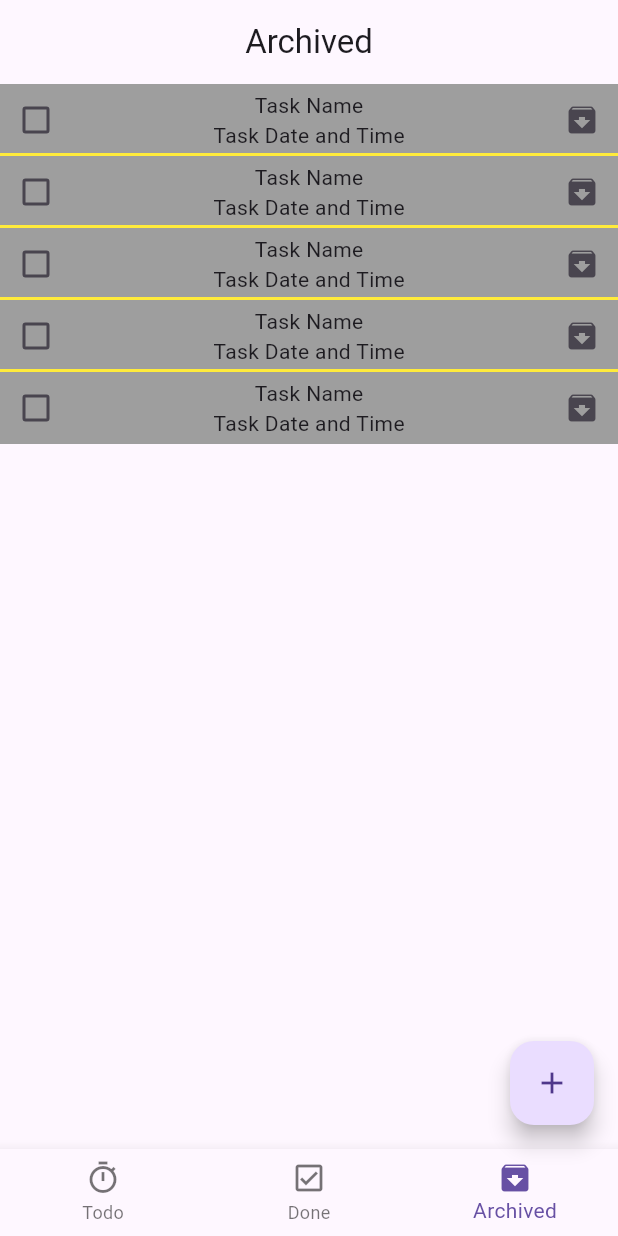
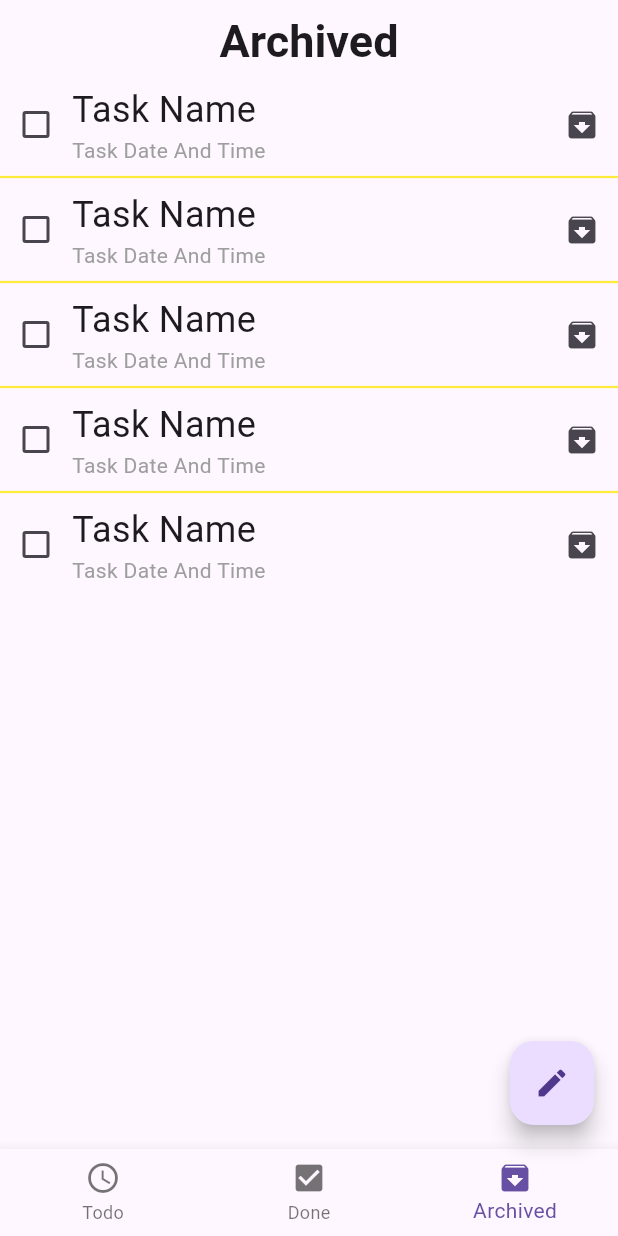
Before and after one commit to J3Unknown/msp-flutter, a Flutter app: the screen it shows after launch, item 3 of the bottom bar chosen, after a tap on the "archive" icon, on a phone screen of 412 x 824 dp. Run offline on Flutter 3.47's test engine with Material 3 defaults, Android fonts, the phone set to English and light mode, and no system bars; our stand-ins replace bloc, flutter_bloc.

Commit message:
Todo List Part2

```diff
--- /dev/null
+++ b/devtools_options.yaml
@@ -0,0 +1,3 @@
+description: This file stores settings for Dart & Flutter DevTools.
+documentation: https://docs.flutter.dev/tools/devtools/extensions#configure-extension-enablement-states
+extensions:
--- /dev/null
+++ b/lib/layout/todo_layout/cubit/todo_cubit.dart
@@ -0,0 +1,45 @@
+import 'package:flutter/material.dart';
+import 'package:flutter_bloc/flutter_bloc.dart';
+import 'package:msp_project/layout/todo_layout/cubit/todo_states.dart';
+
+import '../../../modules/todo_app/todo_archived_screen.dart';
+import '../../../modules/todo_app/todo_done_screen.dart';
+import '../../../modules/todo_app/todo_screen.dart';
+
+class TodoCubit extends Cubit<TodoStates>{
+  TodoCubit() : super(TodoInitialState());
+  static TodoCubit get(context) => BlocProvider.of(context);
+
+
+  int currentIndex = 0;
+  IconData fabIcon = Icons.edit;
+  bool isBottomSheetShown = false;
+
+  final List<Widget> screens = [
+    TodoScreen(),
+    TodoDoneScreen(),
+    TodoArchivedScreen()
+  ];
+
+  final List<String> titles = [
+    'Todo',
+    'Done',
+    'Archived'
+  ];
+
+  void changeBottomNavBarIndex(int index){
+    currentIndex = index;
+    emit(TodoBottomNavBarChangeIndexState());
+  }
+
+  void changeBottomSheetState({IconData icon = Icons.edit, bool isBottomShown = false}){
+    fabIcon = icon;
+    isBottomSheetShown = isBottomShown;
+    emit(TodoChangeBottomSheetState());
+  }
+
+  void changeDismissibleState(){
+    print(state);
+    emit(TodoChangeDismissibleState());
+  }
+}
--- /dev/null
+++ b/lib/layout/todo_layout/cubit/todo_states.dart
@@ -0,0 +1,9 @@
+abstract class TodoStates{}
+
+class TodoInitialState extends TodoStates{}
+
+class TodoBottomNavBarChangeIndexState extends TodoStates{}
+
+class TodoChangeBottomSheetState extends TodoStates{}
+
+class TodoChangeDismissibleState extends TodoStates{}
--- a/lib/layout/todo_layout/todo_layout_screen.dart
+++ b/lib/layout/todo_layout/todo_layout_screen.dart
@@ -1,125 +1,175 @@
 import 'package:flutter/material.dart';
-import 'package:msp_project/modules/todo_app/todo_archived_screen.dart';
-import 'package:msp_project/modules/todo_app/todo_done_screen.dart';
-import 'package:msp_project/modules/todo_app/todo_screen.dart';
+import 'package:flutter_bloc/flutter_bloc.dart';
+import 'package:intl/intl.dart';
+import 'package:msp_project/layout/todo_layout/cubit/todo_cubit.dart';
+import 'package:msp_project/layout/todo_layout/cubit/todo_states.dart';
 
 class TodoLayoutScreen extends StatefulWidget {
-  TodoLayoutScreen({super.key});
+  const TodoLayoutScreen({super.key});
 
   @override
   State<TodoLayoutScreen> createState() => _TodoLayoutScreenState();
 }
 
 class _TodoLayoutScreenState extends State<TodoLayoutScreen> {
-  int currentIndex = 0;
+
   final GlobalKey<ScaffoldState> _scaffoldKey = GlobalKey<ScaffoldState>();
-  List<String> titles = [
-    'Todo',
-    'Done',
-    'Archived'
-  ];
-  List<Widget> screens = [
-    TodoScreen(),
-    TodoDoneScreen(),
-    TodoArchivedScreen()
-  ];
+  final GlobalKey<FormState> _formKey = GlobalKey<FormState>();
 
-  final TextEditingController _TaskTitleController = TextEditingController();
-  final TextEditingController _TaskDateController = TextEditingController();
-  final TextEditingController _TaskTimeController = TextEditingController();
+  final TextEditingController _taskTitleController = TextEditingController();
+  final TextEditingController _taskDateController = TextEditingController();
+  final TextEditingController _taskTimeController = TextEditingController();
+
 
   @override
   Widget build(BuildContext context) {
+    return BlocProvider(
+      create: (context) => TodoCubit(),
+      child: BlocConsumer<TodoCubit, TodoStates>(
+        listener: (context, state){
+          //TODO: Add pop for Bottom Navigation Bar After Adding New Task
+        },
+        builder: (context, state) {
+          TodoCubit cubit = TodoCubit.get(context);
           return Scaffold(
           key: _scaffoldKey,
           appBar: AppBar(
-        title: Text(titles[currentIndex]),
+            title: Text(cubit.titles[cubit.currentIndex], style: TextStyle(fontWeight: FontWeight.bold, fontSize: 30),),
             centerTitle: true,
           ),
-      body: screens[currentIndex],
+          body: cubit.screens[cubit.currentIndex],
           bottomNavigationBar: BottomNavigationBar(
-        currentIndex: currentIndex,
+            currentIndex: cubit.currentIndex,
             items: [
-          BottomNavigationBarItem(icon: Icon(Icons.timer_sharp,), label: 'Todo'),
-          BottomNavigationBarItem(icon: Icon(Icons.check_box_outlined), label: 'Done'),
+              BottomNavigationBarItem(icon: Icon(Icons.access_time_outlined), label: 'Todo'),
+              BottomNavigationBarItem(icon: Icon(Icons.check_box), label: 'Done'),
               BottomNavigationBarItem(icon: Icon(Icons.archive), label: 'Archived'),
             ],
-        onTap: (newValue){
-          setState(() {
-            currentIndex = newValue;
-          });
+            onTap: (newIndex){
+              cubit.changeBottomNavBarIndex(newIndex);
             },
           ),
           floatingActionButton: FloatingActionButton(
-        child: Icon(Icons.add),
             onPressed: (){
-          _scaffoldKey.currentState!.showBottomSheet(
-            (context) => _bottomSheetBuilder(),
-          );
+              if(cubit.isBottomSheetShown){
+                if(_formKey.currentState!.validate()){
+                  print('validated');
                 }
-      ),
-    );
-  }
-
-  Widget _bottomSheetBuilder(){
-    return Container(
-      padding: EdgeInsets.all(20),
+                print('Bottom Sheet is Visible');
+              } else{
+                _scaffoldKey.currentState!.showBottomSheet((context)=>Container(
                 height: 300,
+                padding: EdgeInsets.all(35),
                 child: Form(
+                  key: _formKey,
                   child: Column(
                     children: [
+                      //TODO: add it to component file
                       TextFormField(
-              controller: _TaskTitleController,
+                        controller: _taskTitleController,
+                        keyboardType: TextInputType.text,
                         decoration: InputDecoration(
-                label: Text('Task Title'),
+                          hintText: 'Task Title',
                           enabledBorder: OutlineInputBorder(
-                  borderRadius: BorderRadius.circular(10)
+                            borderRadius: BorderRadius.circular(10),
                           ),
                           focusedBorder: OutlineInputBorder(
-                    borderRadius: BorderRadius.circular(10)
+                            borderRadius: BorderRadius.circular(10),
+                            borderSide: BorderSide(color: Colors.blue)
                           ),
-                prefixIcon: Icon(Icons.text_format),
+                          prefixIcon: Icon(Icons.abc),
                         ),
-              keyboardType: TextInputType.text,
+                        validator: (value){
+                          if(value == null || value.isEmpty){
+                            return 'This field must not be empty';
+                          }
+                          return null;
+                        },
                       ),
                       SizedBox(height: 20,),
-            TextFormField(
-              controller: _TaskDateController,
+                      InkWell(
+                        onTap: () {
+                          showDatePicker(context: context, firstDate: DateTime.now(), lastDate: DateTime.parse('2027-12-31')).then((value){
+                            if(value != null){
+                              _taskDateController.text = DateFormat.yMMMd().format(value);
+                            }
+                          });
+                        },
+                        child: AbsorbPointer(
+                          child: TextFormField(
+                            controller: _taskDateController,
+                            keyboardType: TextInputType.none,
                             decoration: InputDecoration(
-                label: Text('Task Date'),
+                              hintText: 'Task Date',
                               enabledBorder: OutlineInputBorder(
-                    borderRadius: BorderRadius.circular(10)
+                                borderRadius: BorderRadius.circular(10),
                               ),
                               focusedBorder: OutlineInputBorder(
-                    borderRadius: BorderRadius.circular(10)
+                                  borderRadius: BorderRadius.circular(10),
+                                  borderSide: BorderSide(color: Colors.blue)
                               ),
                               prefixIcon: Icon(Icons.date_range),
                             ),
-              keyboardType: TextInputType.datetime,
-              onTap: () async {
-                _TaskDateController.text = await showDatePicker(context: context, firstDate: DateTime.now(), lastDate: DateTime(2027)).toString();
+                            validator: (value){
+                              if(value == null || value.isEmpty){
+                                return 'This field must not be empty';
+                              }
+                              return null;
                             },
                           ),
+                        ),
+                      ),
                       SizedBox(height: 20,),
-            TextFormField(
-              controller: _TaskTimeController,
+                      InkWell(
+                        onTap: () {
+                          showTimePicker(context: context, initialTime: TimeOfDay.now()).then((value){
+                            if(value != null){
+                              _taskTimeController.text = value.format(context).toString();
+                            }
+                          });
+                        },
+                        //TODO: add it to component file
+                        child: AbsorbPointer(
+                          child: TextFormField(
+                            controller: _taskTimeController,
+                            keyboardType: TextInputType.none,
                             decoration: InputDecoration(
-                label: Text('Task Time'),
+                              hintText: 'Task Time',
                               enabledBorder: OutlineInputBorder(
-                  borderRadius: BorderRadius.circular(10)
+                                borderRadius: BorderRadius.circular(10),
                               ),
                               focusedBorder: OutlineInputBorder(
-                  borderRadius: BorderRadius.circular(10)
+                                  borderRadius: BorderRadius.circular(10),
+                                  borderSide: BorderSide(color: Colors.blue)
                               ),
                               prefixIcon: Icon(Icons.timer),
                             ),
-              keyboardType: TextInputType.datetime,
-              onTap: () async{
-                _TaskTimeController.text = await showTimePicker(context: context, initialTime: TimeOfDay.now()).toString();
+                            validator: (value){
+                              if(value == null || value.isEmpty){
+                                return 'This field must not be empty';
+                              }
+                              return null;
                             },
                           ),
+                        ),
+                      ),
+                      SizedBox(height: 20,),
                     ],
                   ),
+                ),
+              )).closed.then((value){
+                cubit.changeBottomSheetState(icon: Icons.edit);
+                _taskTitleController.clear();
+                _taskDateController.clear();
+                _taskTimeController.clear();
+              });
+                cubit.changeBottomSheetState(icon: Icons.add, isBottomShown: true);
+              }
+            },
+            child: Icon(cubit.fabIcon),
+          ),
+        );
+        },
       ),
     );
   }
--- a/lib/main.dart
+++ b/lib/main.dart
@@ -1,9 +1,12 @@
+import 'package:bloc/bloc.dart';
 import 'package:flutter/material.dart';
 import 'package:msp_project/layout/todo_layout/todo_layout_screen.dart';
 import 'package:msp_project/modules/bmi_calculator/bmi_calculator_screen.dart';
 import 'package:msp_project/modules/todo_app/todo_screen.dart';
-
+import 'package:msp_project/shared/bloc_observer.dart';
 void main() {
+  WidgetsFlutterBinding.ensureInitialized();
+  Bloc.observer = MyBlocObserver();
   runApp(const MyApp());
 }
 
@@ -15,7 +18,7 @@ class MyApp extends StatelessWidget {
   Widget build(BuildContext context) {
     return MaterialApp(
       debugShowCheckedModeBanner: false,
-      home: TodoLayoutScreen() ,
+      home: TodoLayoutScreen(),
     );
   }
 }
--- a/lib/modules/bmi_calculator/bmi_result_screen.dart
+++ b/lib/modules/bmi_calculator/bmi_result_screen.dart
@@ -80,7 +80,7 @@ class BmiResultScreen extends StatelessWidget {
               SizedBox(
                 width: double.infinity,
                 child: ElevatedButton(
-                  onPressed: (){},
+                  onPressed: () => Navigator.pop(context),
                   style: ElevatedButton.styleFrom(
                     shape: RoundedRectangleBorder(
                       borderRadius: BorderRadius.circular(10),
--- a/lib/modules/todo_app/todo_archived_screen.dart
+++ b/lib/modules/todo_app/todo_archived_screen.dart
@@ -6,30 +6,29 @@ class TodoArchivedScreen extends StatelessWidget {
   @override
   Widget build(BuildContext context) {
     return ListView.separated(
-        itemBuilder: (context,index) => _taskBuilder(),
-        separatorBuilder: (context, index) => Divider(height: 0, color: Colors.yellow, thickness: 2,),
-        itemCount: 5
+      itemBuilder: (context, index) => _taskBuilder(),
+      separatorBuilder: (context, index) => Divider(
+        thickness: 1.5,
+        color: Colors.yellow,
+      ),
+      itemCount: 5,
     );
   }
 
-  Widget _taskBuilder(){
-    return  Container(
-      color: Colors.grey,
-      child: Row(
+  Widget _taskBuilder() => Row(
     children: [
-          Checkbox(value: false, onChanged: (newValue){}),
+      Checkbox(value: false, onChanged: (checked){}),
       Expanded(
         child: Column(
+          crossAxisAlignment: CrossAxisAlignment.start,
           mainAxisSize: MainAxisSize.min,
           children: [
-                Text('Task Name'),
-                Text('Task Date and Time'),
+            Text('Task Name', style: TextStyle(fontSize: 24),),
+            Text('Task Date And Time', style: TextStyle(color: Colors.grey),),
           ],
         ),
       ),
       IconButton(onPressed: (){}, icon: Icon(Icons.archive))
     ],
-      ),
   );
 }
-}
--- a/lib/modules/todo_app/todo_screen.dart
+++ b/lib/modules/todo_app/todo_screen.dart
@@ -2,28 +2,51 @@ import 'package:flutter/material.dart';
 
 class TodoScreen extends StatelessWidget {
   const TodoScreen({super.key});
-
+  //TODO: add the list and apply the remove logic to fix the separator error
+  //TODO: add component file and add the _taskBuilder in it
   @override
   Widget build(BuildContext context) {
     return ListView.separated(
-        itemBuilder: (context,index) => _taskBuilder(),
-        separatorBuilder: (context, index) => Divider(height: 0, color: Colors.yellow, thickness: 2,),
-        itemCount: 10
+      itemBuilder: (context, index) => _taskBuilder(index),
+      separatorBuilder: (context, index) => Divider(
+        thickness: 1.5,
+        color: Colors.yellow,
+      ),
+      itemCount: 10,
     );
   }
 
-  Widget _taskBuilder(){
-    return  Container(
-      color: Colors.grey,
+  Widget _taskBuilder(index) => Dismissible(
+    key: Key(index.toString()),
+    onDismissed: (dismissDirection){
+      if(dismissDirection == DismissDirection.endToStart){
+        print('Task Deleted');
+      }else if(dismissDirection == DismissDirection.endToStart){
+        print('Task Deleted');
+      }
+    },
+    background: Container(
+      color: Colors.green,
+      alignment: Alignment.centerLeft,
+      padding: EdgeInsets.all(20),
+      child: Icon(Icons.archive, color: Colors.white,),
+    ),
+    secondaryBackground: Container(
+      color: Colors.red,
+      alignment: Alignment.centerRight,
+      padding: EdgeInsets.all(20),
+      child: Icon(Icons.delete, color: Colors.white,),
+    ),
     child: Row(
       children: [
-          Checkbox(value: false, onChanged: (newValue){}),
+        Checkbox(value: false, onChanged: (checked){}),
         Expanded(
           child: Column(
+            crossAxisAlignment: CrossAxisAlignment.start,
             mainAxisSize: MainAxisSize.min,
             children: [
-                Text('Task Name'),
-                Text('Task Date and Time'),
+              Text('Task Name', style: TextStyle(fontSize: 24),),
+              Text('Task Date And Time', style: TextStyle(color: Colors.grey),),
             ],
           ),
         ),
@@ -32,4 +55,3 @@ class TodoScreen extends StatelessWidget {
     ),
   );
 }
-}
--- a/pubspec.yaml
+++ b/pubspec.yaml
@@ -34,6 +34,12 @@ dependencies:
   # The following adds the Cupertino Icons font to your application.
   # Use with the CupertinoIcons class for iOS style icons.
   cupertino_icons: ^1.0.8
+  intl: ^0.20.2
+  bloc: ^9.0.0
+  flutter_bloc: ^9.1.0
+  conditional_builder_null_safety: ^0.0.6
+  shared_preferences: ^2.5.2
+  sqflite: ^2.4.1
 
 dev_dependencies:
   flutter_test:
```
Also changed, not shown: lib/modules/todo_app/todo_done_screen.dart (+11 -12 lines), lib/shared/bloc_observer.dart (added, +27 -0 lines), pubspec.lock, 1 other file. Lines whose indentation alone changed are shown as unchanged.
